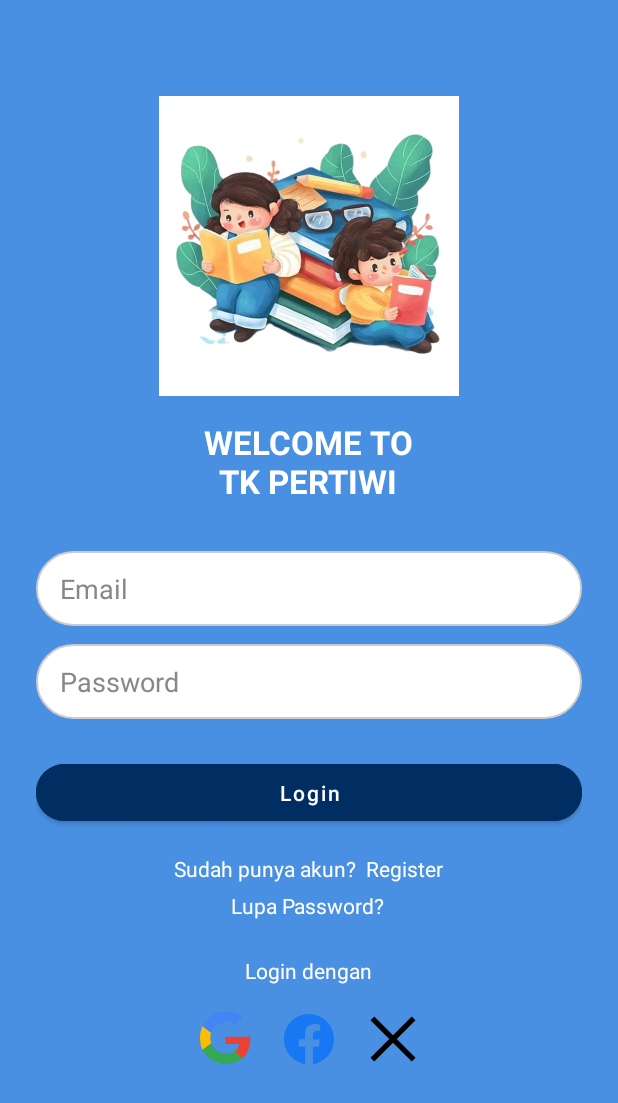
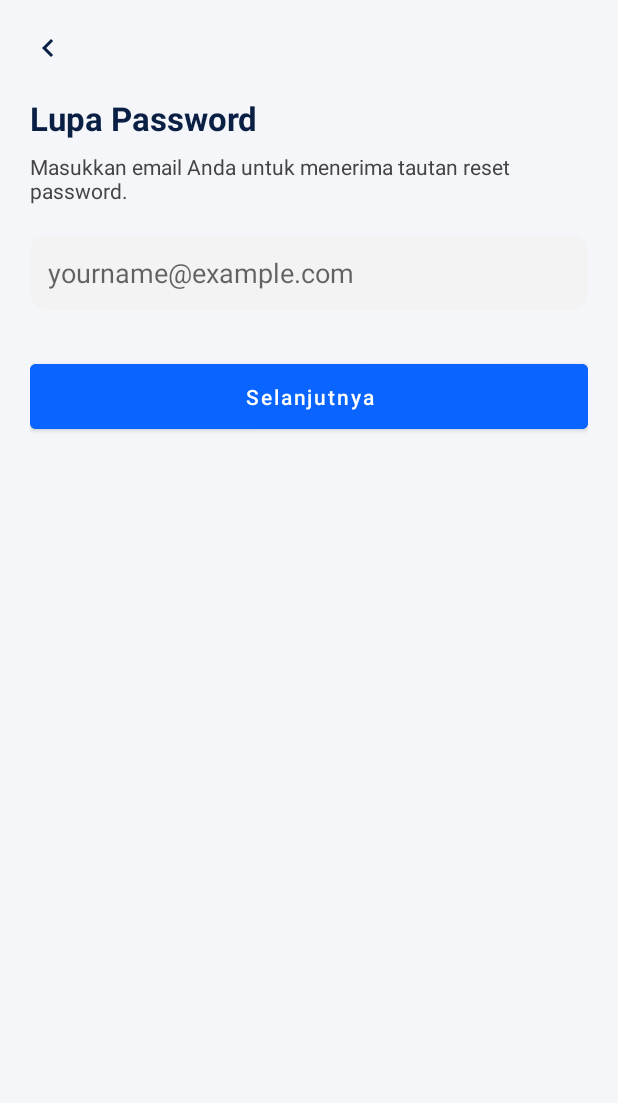
Before and after one commit to naufal9669/MyPertiwiKab, an Android app: the screen it shows after launch (LoginActivity before the commit, ForgotPasswordActivity after it), after a tap on "Lupa Password?", on a phone screen of 412 x 824 dp. Shown: the top 1103 px of the screen. Run offline under Robolectric (Android 15) with nearby library versions, the phone set to English and light mode, and no system bars; Roboto replaces fonts that are not available here.

```diff
--- a/app/src/main/AndroidManifest.xml
+++ b/app/src/main/AndroidManifest.xml
@@ -9,9 +9,8 @@
         android:roundIcon="@drawable/logo_tk_pertiwi"
         android:supportsRtl="true"
         android:theme="@style/Theme.MyPertiwiKab">
-        <activity
-            android:name=".PengajuanIzinActivity"
-            android:exported="false" />
+        <activity android:name=".ForgotPasswordActivity"/>
+        <activity android:name=".ResetPasswordActivity"/>
         <!-- Login: halaman pertama saat aplikasi dibuka -->
         <activity android:name=".AbsensiDatangActivity" />
         <activity android:name=".AbsensiPulangActivity" />
--- a/app/src/main/java/com/example/mypertiwikab/ForgotPasswordActivity.java
+++ b/app/src/main/java/com/example/mypertiwikab/ForgotPasswordActivity.java
@@ -12,7 +12,7 @@ import androidx.appcompat.app.AppCompatActivity;
 public class ForgotPasswordActivity extends AppCompatActivity {
 
     EditText etEmail;
-    Button btnNext, btnOk;
+    Button btnNext, btnBack, btnOk;
     View popupEmail;
 
     @Override
@@ -24,6 +24,7 @@ public class ForgotPasswordActivity extends AppCompatActivity {
         btnNext = findViewById(R.id.btnNext);
         popupEmail = findViewById(R.id.popupEmail);
         btnOk = findViewById(R.id.btnOk);
+        btnBack = findViewById(R.id.btnBack);
 
         btnNext.setOnClickListener(v -> {
             String email = etEmail.getText().toString();
@@ -35,6 +36,8 @@ public class ForgotPasswordActivity extends AppCompatActivity {
 
             popupEmail.setVisibility(View.VISIBLE);
         });
+        btnBack.setOnClickListener(v -> onBackPressed());
+
 
         btnOk.setOnClickListener(v -> {
             popupEmail.setVisibility(View.GONE);
--- a/app/src/main/res/layout/forgot_password.xml
+++ b/app/src/main/res/layout/forgot_password.xml
@@ -11,10 +11,11 @@
         android:orientation="vertical"
         android:padding="20dp">
 
-        <ImageView
+        <androidx.appcompat.widget.AppCompatButton
+            android:id="@+id/btnBack"
             android:layout_width="24dp"
             android:layout_height="24dp"
-            android:src="@drawable/ic_back"
+            android:background="@drawable/ic_back"
             android:layout_marginBottom="20dp" />
 
         <TextView
--- a/app/src/main/res/layout/halamanlogin.xml
+++ b/app/src/main/res/layout/halamanlogin.xml
@@ -83,7 +83,7 @@
             <TextView
                 android:layout_width="wrap_content"
                 android:layout_height="wrap_content"
-                android:text="Sudah punya akun?  Register"
+                android:text="Sudah punya akun? Register"
                 android:textColor="#FFFFFF"
                 android:textSize="14sp"
                 android:id="@+id/textRegister" />
--- a/app/src/main/res/layout/reset_password.xml
+++ b/app/src/main/res/layout/reset_password.xml
@@ -15,10 +15,11 @@
             android:layout_height="wrap_content"
             android:orientation="vertical">
 
-            <ImageView
+            <androidx.appcompat.widget.AppCompatButton
+                android:id="@+id/btnBack2"
                 android:layout_width="24dp"
                 android:layout_height="24dp"
-                android:src="@drawable/ic_back"
+                android:background="@drawable/ic_back"
                 android:layout_marginBottom="20dp" />
 
             <TextView
```
Also changed, not shown: app/src/main/java/com/example/mypertiwikab/ResetPasswordActivity.java (+18 -5 lines).
